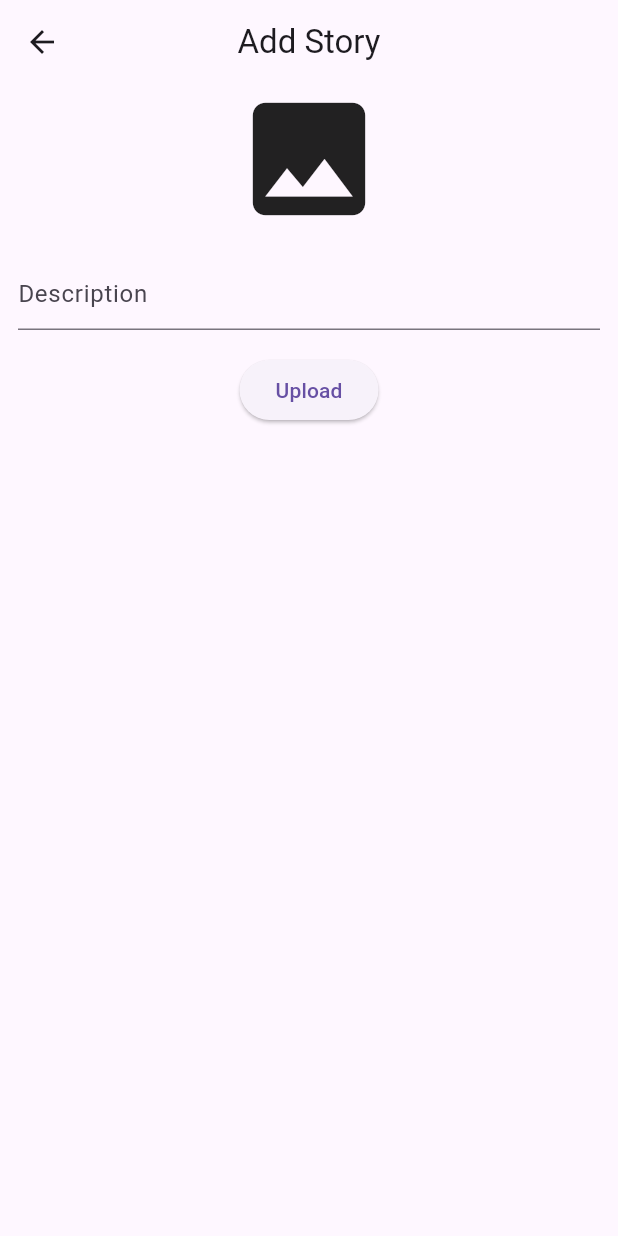
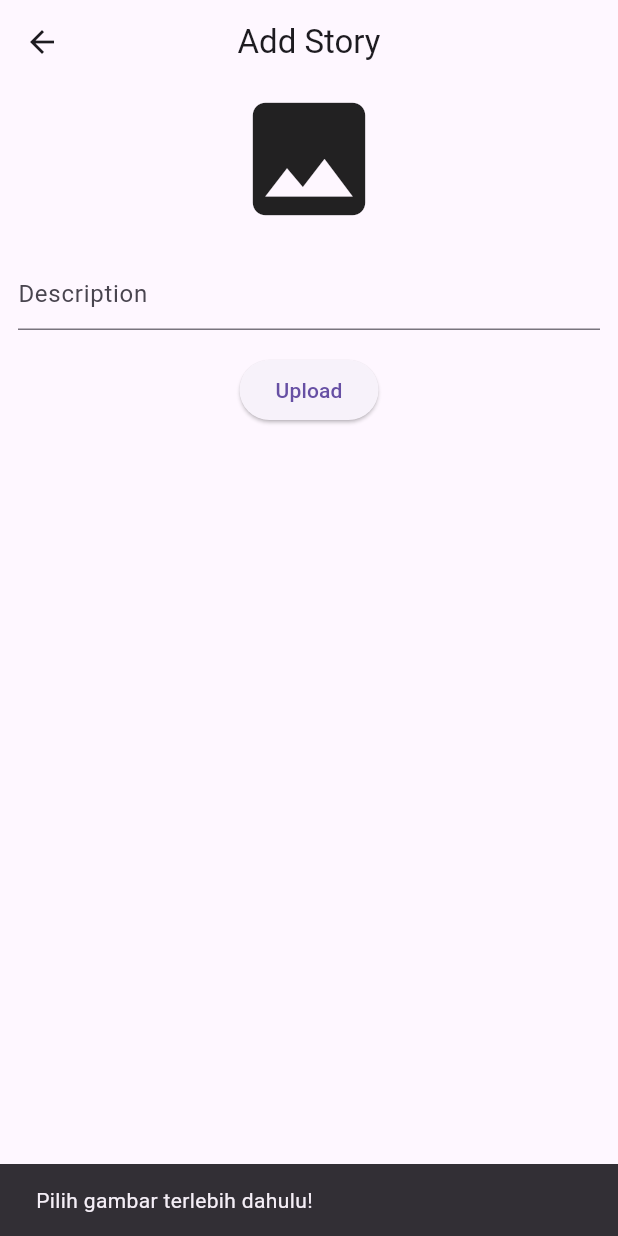
Before and after one commit to penhele/story_app_initial, a Flutter app: the AddStoryScreen screen opened directly with empty values, after a tap on "Upload", on a phone screen of 412 x 824 dp. Run offline on Flutter 3.47's test engine with Material 3 defaults, Android fonts, the phone set to English and light mode, and no system bars; our stand-ins replace cached_network_image, flutter_speed_dial, flutter_svg, image_picker, shared_preferences; accounts and stored records are empty.

Commit message:
Tambah Cerita

```diff
--- a/lib/main.dart
+++ b/lib/main.dart
@@ -1,6 +1,7 @@
 import 'package:provider/provider.dart';
-import 'package:story_app_initial/provider/add_story_provider.dart';
-import 'package:story_app_initial/provider/home_provider.dart';
+import 'package:flutter/material.dart';
+import '../provider/add_story_provider.dart';
+import '../provider/home_provider.dart';
 import '../common/url_strategy.dart';
 import '../routes/route_information_parser.dart';
 import '../api/api_service.dart';
@@ -11,7 +12,6 @@ import '../provider/story_list_provider.dart';
 import '../service/auth_service.dart';
 
 import '../routes/router_delegate.dart';
-import 'package:flutter/material.dart';
 
 void main() {
   usePathUrlStrategy();
--- a/lib/screen/detail/body_of_detail_widget.dart
+++ b/lib/screen/detail/body_of_detail_widget.dart
@@ -50,8 +50,8 @@ class BodyOfDetailWidget extends StatelessWidget {
         progressIndicatorBuilder:
             (context, url, progress) =>
                 CircularProgressIndicator(value: progress.progress),
-        width: 150,
-        height: 150,
+        // width: 150,
+        // height: 150,
         fit: BoxFit.cover,
         errorWidget: (context, url, error) => const Icon(Icons.error),
       );
--- a/lib/screen/home/home_screen.dart
+++ b/lib/screen/home/home_screen.dart
@@ -70,7 +70,7 @@ class _HomeScreenState extends State<HomeScreen> {
                 );
               },
             ),
-            StoryListErrorState() => const Center(child: Text('error bos')),
+            StoryListErrorState() => const Center(child: Text('Terjadi error')),
             _ => const Center(child: Text('tidak ada data bos')),
           };
         },
--- a/lib/screen/upload/add_story_screen.dart
+++ b/lib/screen/upload/add_story_screen.dart
@@ -4,6 +4,7 @@ import 'package:flutter/foundation.dart';
 import 'package:flutter/material.dart';
 import 'package:image_picker/image_picker.dart';
 import 'package:provider/provider.dart';
+import 'package:story_app_initial/provider/story_list_provider.dart';
 import '../../model/story/add_story_request.dart';
 import '../../provider/add_story_provider.dart';
 
@@ -23,59 +24,99 @@ class _AddStoryScreenState extends State<AddStoryScreen> {
 
   @override
   Widget build(BuildContext context) {
+    final homeProvider = context.watch<HomeProvider>();
+    final addStoryProvider = context.watch<AddStoryProvider>();
+
     return Scaffold(
-      appBar: AppBar(title: Text('Add Story'), centerTitle: true),
+      appBar: AppBar(title: const Text('Add Story'), centerTitle: true),
       body: Padding(
-        padding: EdgeInsets.symmetric(horizontal: 12.0),
+        padding: const EdgeInsets.symmetric(horizontal: 12.0),
         child: SingleChildScrollView(
           child: Column(
             children: [
-              context.watch<HomeProvider>().imagePath == null
+              homeProvider.imagePath == null
                   ? const Align(
                     alignment: Alignment.center,
                     child: Icon(Icons.image, size: 100),
                   )
                   : _showImage(context),
 
-              SizedBox.square(dimension: 16.0),
+              const SizedBox(height: 16.0),
 
               TextFormField(
                 controller: descriptionController,
                 decoration: const InputDecoration(hintText: 'Description'),
               ),
 
-              SizedBox.square(dimension: 16.0),
+              const SizedBox(height: 16.0),
 
-              context.watch<AddStoryProvider>().isAddStoryLoading
+              addStoryProvider.isAddStoryLoading
                   ? const Center(child: CircularProgressIndicator())
                   : ElevatedButton(
                     onPressed: () async {
                       final scaffoldMessenger = ScaffoldMessenger.of(context);
-                      final XFile? imageFile = context.read<HomeProvider>().imageFile;
+                      final XFile? imageFile = homeProvider.imageFile;
+
+                      if (imageFile == null) {
+                        scaffoldMessenger.showSnackBar(
+                          const SnackBar(
+                            content: Text('Pilih gambar terlebih dahulu!'),
+                          ),
+                        );
+                        return;
+                      }
+
+                      // Cek ukuran file
+                      File file = File(imageFile.path);
+                      int fileSize = await file.length();
+                      if (fileSize > 1024 * 1024) {
+                        scaffoldMessenger.showSnackBar(
+                          const SnackBar(
+                            content: Text('File terlalu besar! Maksimum 1MB.'),
+                          ),
+                        );
+                        return;
+                      }
+
+                      if (descriptionController.text.trim().isEmpty) {
+                        scaffoldMessenger.showSnackBar(
+                          const SnackBar(
+                            content: Text('Deskripsi tidak boleh kosong!'),
+                          ),
+                        );
+                        return;
+                      }
 
                       final AddStoryRequest addStory = AddStoryRequest(
                         description: descriptionController.text,
-                        photo: imageFile!,
+                        photo: imageFile,
                         lat: null,
                         lon: null,
                       );
 
-                      final addStoryRead = context.read<AddStoryProvider>();
+                      try {
+                        final result = await context
+                            .read<AddStoryProvider>()
+                            .addStory(addStory);
 
-                      final result = await addStoryRead.addStory(addStory);
-
-                      if (result) {
-                        widget.toHomeScreen();
-                      } else {
+                        if (result) {
+                          context.read<StoryListProvider>().fetchStoryList();
+                          widget.toHomeScreen();
+                        } else {
+                          scaffoldMessenger.showSnackBar(
+                            const SnackBar(content: Text('Upload gagal!')),
+                          );
+                        }
+                      } catch (e) {
                         scaffoldMessenger.showSnackBar(
-                          const SnackBar(content: Text('upload gagal'))
+                          SnackBar(content: Text('Terjadi kesalahan: $e')),
                         );
                       }
                     },
                     child: const Text('Upload'),
                   ),
 
-                  SizedBox.square(dimension: 16.0),
+              const SizedBox(height: 16.0),
             ],
           ),
         ),
--- a/pubspec.yaml
+++ b/pubspec.yaml
@@ -45,6 +45,10 @@ dependencies:
   flutter_speed_dial: ^7.0.0
   image_picker: ^1.1.2
   image: ^4.5.3
+  mime: ^2.0.0
+  path: ^1.9.1
+  http_parser: ^4.1.2
+  flutter_image_compress: ^2.4.0
 
 dev_dependencies:
   flutter_test:
```
Also changed, not shown: lib/api/api_service.dart (+31 -16 lines), lib/provider/add_story_provider.dart (+6 -4 lines), pubspec.lock.
